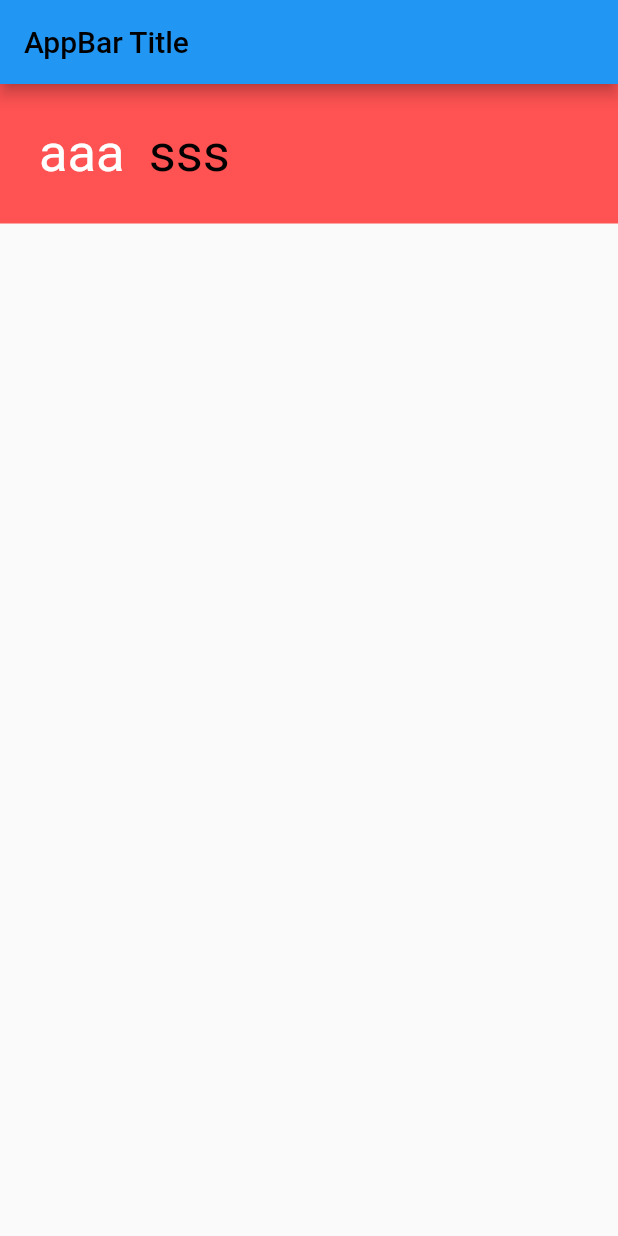
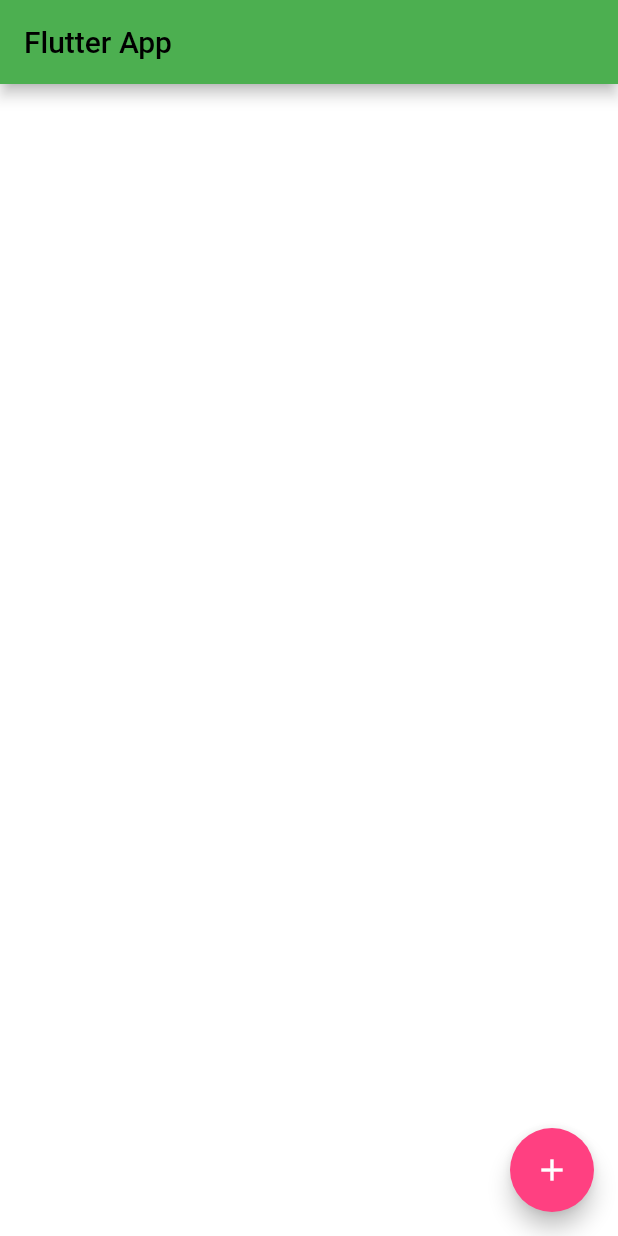
Before and after one commit to mortadha1144/i_a_rich, a Flutter app: the screen it shows after launch, on a phone screen of 412 x 824 dp. Run offline on Flutter 3.47's test engine with Material 2 defaults, Android fonts, the phone set to English and light mode, and no system bars.

Commit message:
lessos 51

```diff
--- a/lib/info.dart
+++ b/lib/info.dart
@@ -3,7 +3,7 @@ class Info {
   int height;
   DateTime date;
 
-  Info({
+ Info({
     required this.name,
     required this.height,
     required this.date,
--- a/lib/lesson_four.dart
+++ b/lib/lesson_four.dart
@@ -0,0 +1,82 @@
+import 'package:flutter/material.dart';
+import 'package:i_a_rich/info.dart';
+import 'package:intl/intl.dart';
+
+Color b = Colors.black;
+Color w = Colors.white;
+
+class LessonFour extends StatelessWidget {
+  final List<Info> li = [
+    Info(name: 'Mortadha1', height: 170, date: DateTime.now()),
+    Info(name: 'Narjes', height: 175, date: DateTime.now()),
+    Info(name: 'Fatima', height: 180, date: DateTime.now()),
+    Info(name: 'Rafal', height: 185, date: DateTime.now()),
+    Info(name: 'Mortadha5', height: 190, date: DateTime.now()),
+    Info(name: 'Mortadha6', height: 190, date: DateTime.now()),
+    Info(name: 'Mortadha7', height: 190, date: DateTime.now()),
+    Info(name: 'Mortadha8', height: 190, date: DateTime.now()),
+    Info(name: 'Mortadha9', height: 190, date: DateTime.now()),
+  ];
+
+  void x(BuildContext ctx) {
+    showModalBottomSheet(
+        context: ctx,
+        builder: (_) {
+          return ListView.builder(
+            itemCount: li.length,
+            itemBuilder: (_, index) => Padding(
+              padding: const EdgeInsets.all(4),
+              child: Card(
+                color: Theme.of(ctx).accentColor,
+                shadowColor: Colors.black,
+                elevation: 10,
+                child: Padding(
+                  padding: const EdgeInsets.all(8.0),
+                  child: Column(
+                    children: [
+                      Row(
+                        mainAxisAlignment: MainAxisAlignment.spaceAround,
+                        children: [
+                          Text(
+                            li[index].name,
+                            style: TextStyle(color: w, fontSize: 25),
+                          ),
+                          Text(
+                            '${li[index].height}',
+                            style: TextStyle(color: w, fontSize: 20),
+                          ),
+                        ],
+                      ),
+                      Text(
+                        DateFormat('dd/MM/yyyy').format(li[index].date),
+                        style: TextStyle(color: w, fontSize: 20),
+                      ),
+                    ],
+                  ),
+                ),
+              ),
+            ),
+          );
+        });
+  }
+
+  LessonFour({Key? key}) : super(key: key);
+  @override
+  Widget build(BuildContext context) {
+    return Scaffold(
+      appBar: AppBar(
+        title: Text(
+          'Flutter App',
+          style: TextStyle(color: b),
+        ),
+      ),
+      body: Container(
+        color: w,
+      ),
+      floatingActionButton: FloatingActionButton(
+        onPressed: () => x(context),
+        child: const Icon(Icons.add),
+      ),
+    );
+  }
+}
--- a/lib/main.dart
+++ b/lib/main.dart
@@ -1,5 +1,5 @@
 import 'package:flutter/material.dart';
-import 'package:i_a_rich/lesson_three.dart';
+import 'package:i_a_rich/lesson_four.dart';
 //import 'package:i_a_rich/lesson_two.dart';
 
 void main() {
@@ -11,9 +11,13 @@ class MyApp extends StatelessWidget {
 
   @override
   Widget build(BuildContext context) {
-    return const MaterialApp(
+    return MaterialApp(
+      theme: ThemeData(
+        primarySwatch: Colors.green,
+        accentColor: Colors.pinkAccent,
+      ),
       debugShowCheckedModeBanner: false,
-      home: LessonThree(),
+      home: LessonFour(),
     );
   }
 }
--- a/pubspec.yaml
+++ b/pubspec.yaml
@@ -34,6 +34,7 @@ dependencies:
   # The following adds the Cupertino Icons font to your application.
   # Use with the CupertinoIcons class for iOS style icons.
   cupertino_icons: ^1.0.2
+  intl: ^0.17.0
 
 dev_dependencies:
   flutter_test:
```
Also changed, not shown: assets/fonts/OpenSans-Bold.ttf (added), assets/fonts/OpenSans-Regular.ttf (added), assets/fonts/Quicksand-Bold.ttf (added), assets/fonts/Quicksand-Light.ttf (added), assets/fonts/Quicksand-Medium.ttf (added), assets/fonts/Quicksand-Regular.ttf (added), pubspec.lock.
